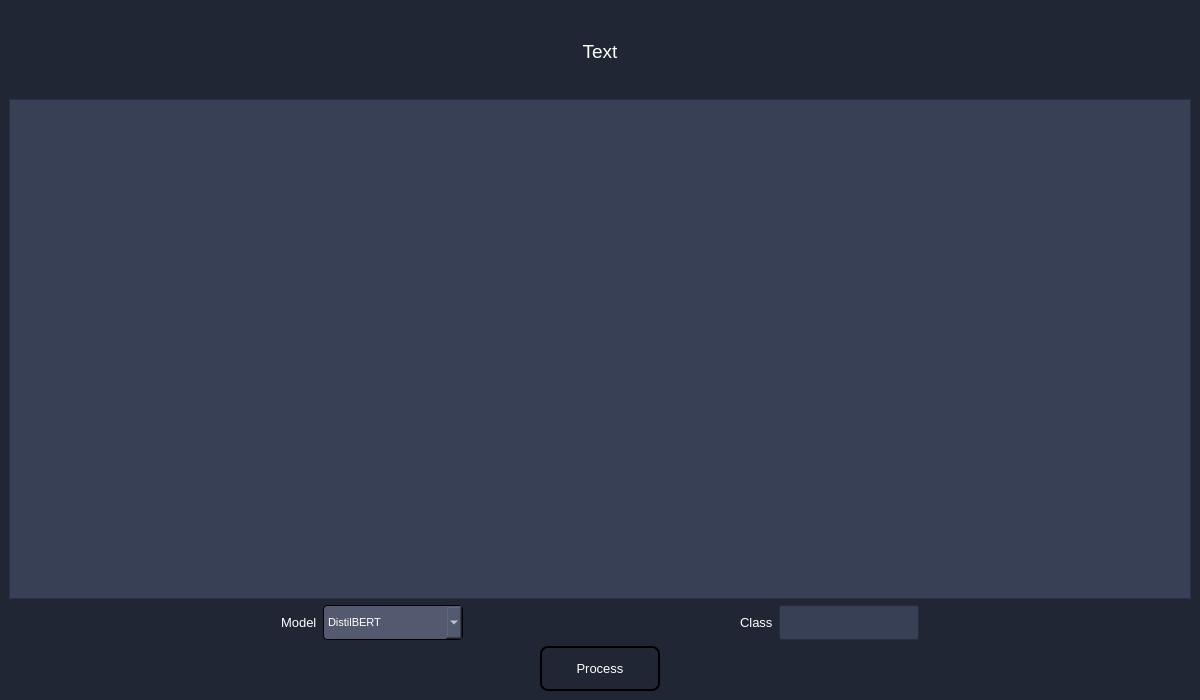
First picture: the form in qt_main.ui, repository KevinPan2021/Named-Entity-Recognition-DistilBERT, before the edit.
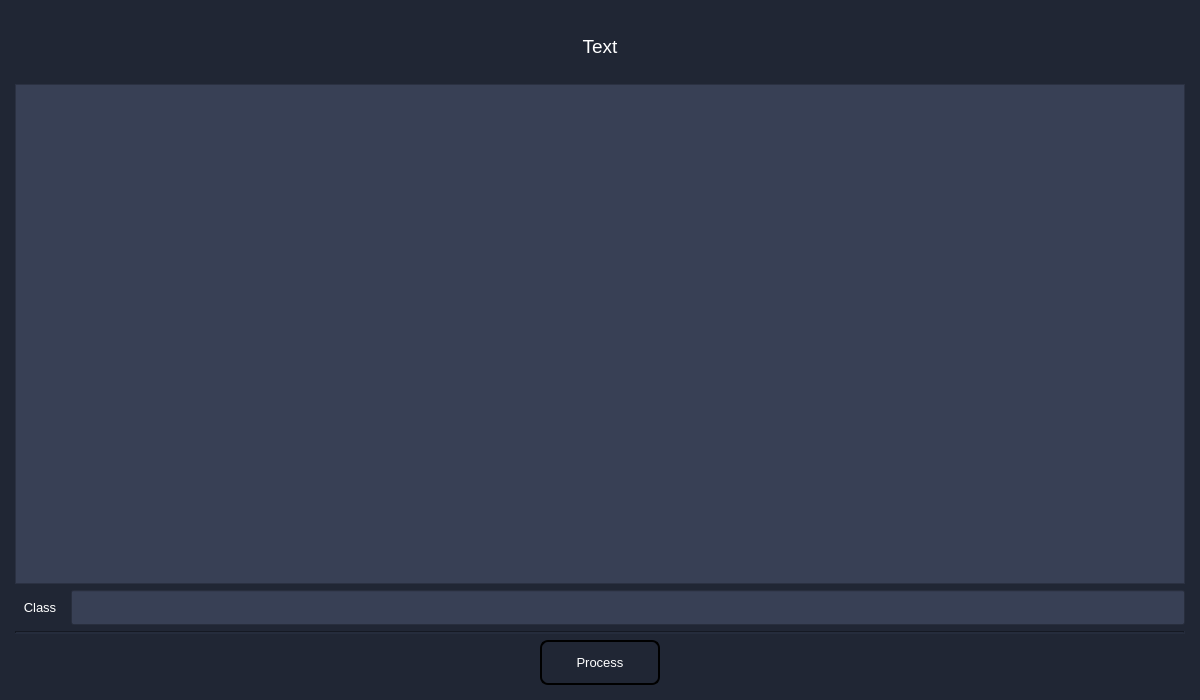
Second picture: the form after the edit.

What changed in the file:
```diff
--- a/qt_main.ui
+++ b/qt_main.ui
@@ -53,8 +53,20 @@
    <property name="styleSheet">
     <string notr="true">background-color:rgb(32, 38, 52);</string>
    </property>
-   <layout class="QVBoxLayout" name="verticalLayout_4">
-    <item>
+   <layout class="QGridLayout" name="gridLayout">
+    <property name="leftMargin">
+     <number>15</number>
+    </property>
+    <property name="topMargin">
+     <number>15</number>
+    </property>
+    <property name="rightMargin">
+     <number>15</number>
+    </property>
+    <property name="bottomMargin">
+     <number>15</number>
+    </property>
+    <item row="0" column="0">
      <layout class="QVBoxLayout" name="verticalLayout_3">
       <item>
        <layout class="QHBoxLayout" name="horizontalLayout">
@@ -110,92 +122,14 @@
       </item>
       <item>
        <layout class="QHBoxLayout" name="horizontalLayout_3">
-        <item>
-         <spacer name="horizontalSpacer">
-          <property name="orientation">
-           <enum>Qt::Horizontal</enum>
-          </property>
-          <property name="sizeHint" stdset="0">
-           <size>
-            <width>40</width>
-            <height>20</height>
-           </size>
-          </property>
-         </spacer>
-        </item>
-        <item>
-         <widget class="QLabel" name="label_6">
-          <property name="font">
-           <font>
-            <pointsize>10</pointsize>
-           </font>
-          </property>
-          <property name="styleSheet">
-           <string notr="true">color:white</string>
-          </property>
-          <property name="text">
-           <string>Model</string>
-          </property>
-         </widget>
-        </item>
-        <item>
-         <widget class="QComboBox" name="comboBox_model">
-          <property name="minimumSize">
-           <size>
-            <width>140</width>
-            <height>35</height>
-           </size>
-          </property>
-          <property name="maximumSize">
-           <size>
-            <width>140</width>
-            <height>35</height>
-           </size>
-          </property>
-          <property name="font">
-           <font>
-            <pointsize>8</pointsize>
-           </font>
-          </property>
-          <property name="styleSheet">
-           <string notr="true">QComboBox {
-	border-radius: 4px;
-	background-color:rgb(83, 89, 110);
-	color:white;
-	border: 1px solid black;
-}
-
-QComboBox QAbstractItemView { color: white; }
-
-QComboBox:disabled {
-	border-radius: 4px;
-	background-color:rgb(83, 89, 110);
-	color:rgb(200, 200, 200);
-	border: 0px solid black;
-}</string>
-          </property>
-          <item>
-           <property name="text">
-            <string>DistilBERT</string>
-           </property>
-          </item>
-         </widget>
-        </item>
-        <item>
-         <spacer name="horizontalSpacer_2">
-          <property name="orientation">
-           <enum>Qt::Horizontal</enum>
-          </property>
-          <property name="sizeHint" stdset="0">
-           <size>
-            <width>40</width>
-            <height>20</height>
-           </size>
-          </property>
-         </spacer>
-        </item>
         <item>
          <widget class="QLabel" name="label_7">
+          <property name="minimumSize">
+           <size>
+            <width>50</width>
+            <height>0</height>
+           </size>
+          </property>
           <property name="font">
            <font>
             <pointsize>10</pointsize>
@@ -207,19 +141,22 @@
           <property name="text">
            <string>Class</string>
           </property>
+          <property name="alignment">
+           <set>Qt::AlignCenter</set>
+          </property>
          </widget>
         </item>
         <item>
          <widget class="QLineEdit" name="lineEdit_class">
           <property name="minimumSize">
            <size>
-            <width>140</width>
+            <width>0</width>
             <height>35</height>
            </size>
           </property>
           <property name="maximumSize">
            <size>
-            <width>140</width>
+            <width>16777215</width>
             <height>35</height>
            </size>
           </property>
@@ -227,26 +164,26 @@
            <string notr="true">background-color: rgb(56, 64, 85);
 color:white;</string>
           </property>
+          <property name="alignment">
+           <set>Qt::AlignCenter</set>
+          </property>
           <property name="readOnly">
            <bool>true</bool>
           </property>
          </widget>
         </item>
-        <item>
-         <spacer name="horizontalSpacer_3">
-          <property name="orientation">
-           <enum>Qt::Horizontal</enum>
-          </property>
-          <property name="sizeHint" stdset="0">
-           <size>
-            <width>40</width>
-            <height>20</height>
-           </size>
-          </property>
-         </spacer>
-        </item>
        </layout>
       </item>
+      <item>
+       <widget class="Line" name="line">
+        <property name="lineWidth">
+         <number>2</number>
+        </property>
+        <property name="orientation">
+         <enum>Qt::Horizontal</enum>
+        </property>
+       </widget>
+      </item>
       <item>
        <layout class="QHBoxLayout" name="horizontalLayout_4">
         <item>
```
